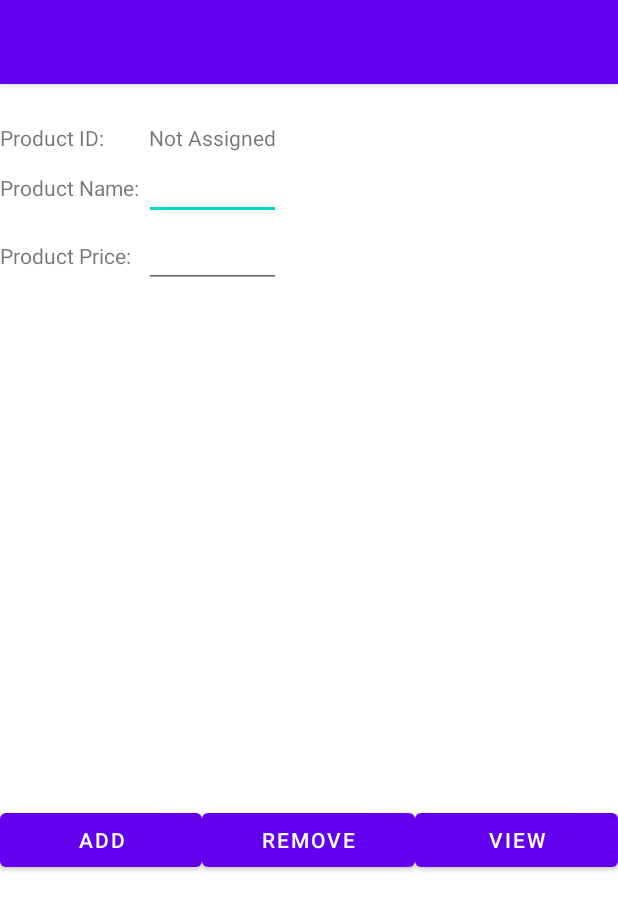
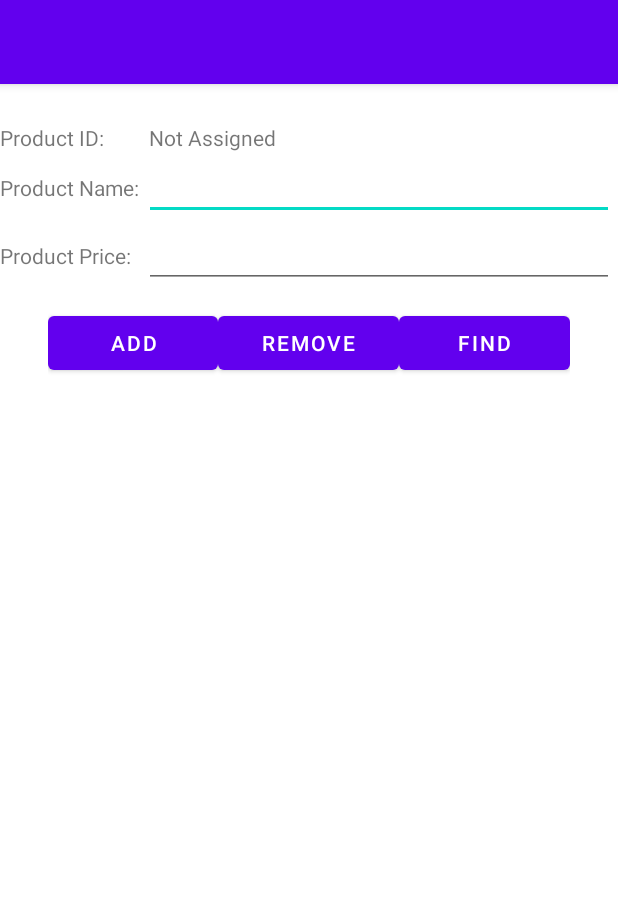
Before and after one commit to JuanPabloSGU/SEG2105-Lab0, an Android app: the screen it shows after launch (MainActivity), on a phone screen of 412 x 824 dp. Shown: the top 910 px of the screen. Run offline under Robolectric (Android 15) with nearby library versions, the phone set to English and light mode, and no system bars.

Commit message:
completed UI

```diff
--- a/DataBaseLab/DataBaseLab/app/src/main/java/com/example/databaselab/MainActivity.java
+++ b/DataBaseLab/DataBaseLab/app/src/main/java/com/example/databaselab/MainActivity.java
@@ -14,7 +14,7 @@ import android.widget.Toast;
 
 import java.util.ArrayList;
 
-public class MainActivity extends AppCompatActivity {
+public class MainActivity extends AppCompatActivity{
 
     TextView idView;
     EditText productBox;
@@ -55,6 +55,10 @@ public class MainActivity extends AppCompatActivity {
 
     // we use onClick for the Add button in our layout to call this method
     public void newProduct(View view){
+
+        if (productBox.getText().toString().trim().length() ==0 || priceBox.getText().toString().trim().length() == 0) {
+            return;
+        }
         MyDBHandler dbHandler = new MyDBHandler(this);
 
         // get price from the text box
@@ -100,7 +104,23 @@ public class MainActivity extends AppCompatActivity {
         else
             idView.setText("No Match Found");
     }
+    public void lookupProduct(View view){
+        MyDBHandler dbHandler = new MyDBHandler(this);
 
+
+        // get product in the database
+        Product product = dbHandler.findProduct(productBox.getText().toString());
+
+        if(product!=null){
+            idView.setText(String.valueOf(product.getID()));
+            priceBox.setText(String.valueOf(product.getPrice()));
+        }
+
+        else{
+            idView.setText("No Match Found");
+        }
+
+    }
     private void viewData(){
         MyDBHandler dbHandler = new MyDBHandler(this);
 
@@ -125,4 +145,5 @@ public class MainActivity extends AppCompatActivity {
             productList.setAdapter(adapter);
         }
     }
+
 }
--- a/DataBaseLab/DataBaseLab/app/src/main/res/layout/activity_main.xml
+++ b/DataBaseLab/DataBaseLab/app/src/main/res/layout/activity_main.xml
@@ -46,7 +46,7 @@
 
             <EditText
                 android:id="@+id/productNameDisplay"
-                android:layout_width="wrap_content"
+                android:layout_width="313dp"
                 android:layout_height="wrap_content"
                 android:text="" />
         </TableRow>
@@ -71,20 +71,27 @@
     </TableLayout>
 
     <LinearLayout
+        android:id="@+id/linearLayout"
         android:layout_width="match_parent"
         android:layout_height="wrap_content"
+        android:layout_marginStart="32dp"
+        android:layout_marginEnd="32dp"
         android:orientation="horizontal"
         android:rotation="0"
         android:rotationY="0"
         android:translationY="120dp"
         app:layout_constraintBottom_toBottomOf="parent"
-        app:layout_constraintTop_toTopOf="parent">
+        app:layout_constraintEnd_toEndOf="parent"
+        app:layout_constraintStart_toStartOf="parent"
+        app:layout_constraintTop_toTopOf="parent"
+        app:layout_constraintVertical_bias="0.04000002">
 
         <Button
             android:id="@+id/button"
             android:layout_width="wrap_content"
             android:layout_height="wrap_content"
             android:layout_weight="1"
+            android:onClick="newProduct"
             android:text="Add" />
 
         <Button
@@ -92,24 +99,27 @@
             android:layout_width="wrap_content"
             android:layout_height="wrap_content"
             android:layout_weight="1"
+            android:onClick="removeProduct"
             android:text="Remove" />
 
         <Button
             android:id="@+id/button3"
             android:layout_width="wrap_content"
-            android:layout_height="wrap_content"
+            android:layout_height="match_parent"
             android:layout_weight="1"
-            android:text="View" />
+            android:onClick="lookupProduct"
+            android:text="Find" />
+
     </LinearLayout>
 
     <ListView
         android:id="@+id/list_view"
         android:layout_width="wrap_content"
         android:layout_height="wrap_content"
-        app:layout_constraintBottom_toBottomOf="parent"
+        android:layout_marginTop="132dp"
         app:layout_constraintEnd_toEndOf="parent"
-        app:layout_constraintHorizontal_bias="0.5"
+        app:layout_constraintHorizontal_bias="0.0"
         app:layout_constraintStart_toStartOf="parent"
-        app:layout_constraintTop_toTopOf="parent" />
+        app:layout_constraintTop_toBottomOf="@+id/linearLayout" />
 
 </androidx.constraintlayout.widget.ConstraintLayout>
```
